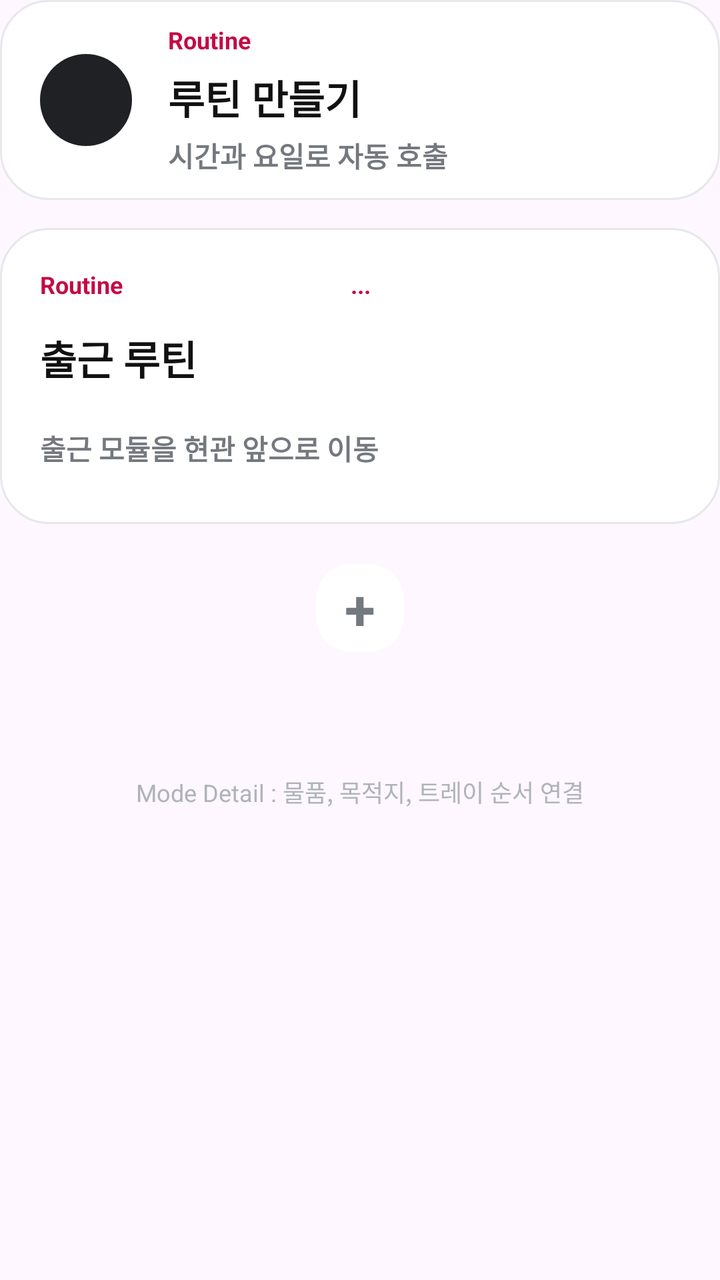
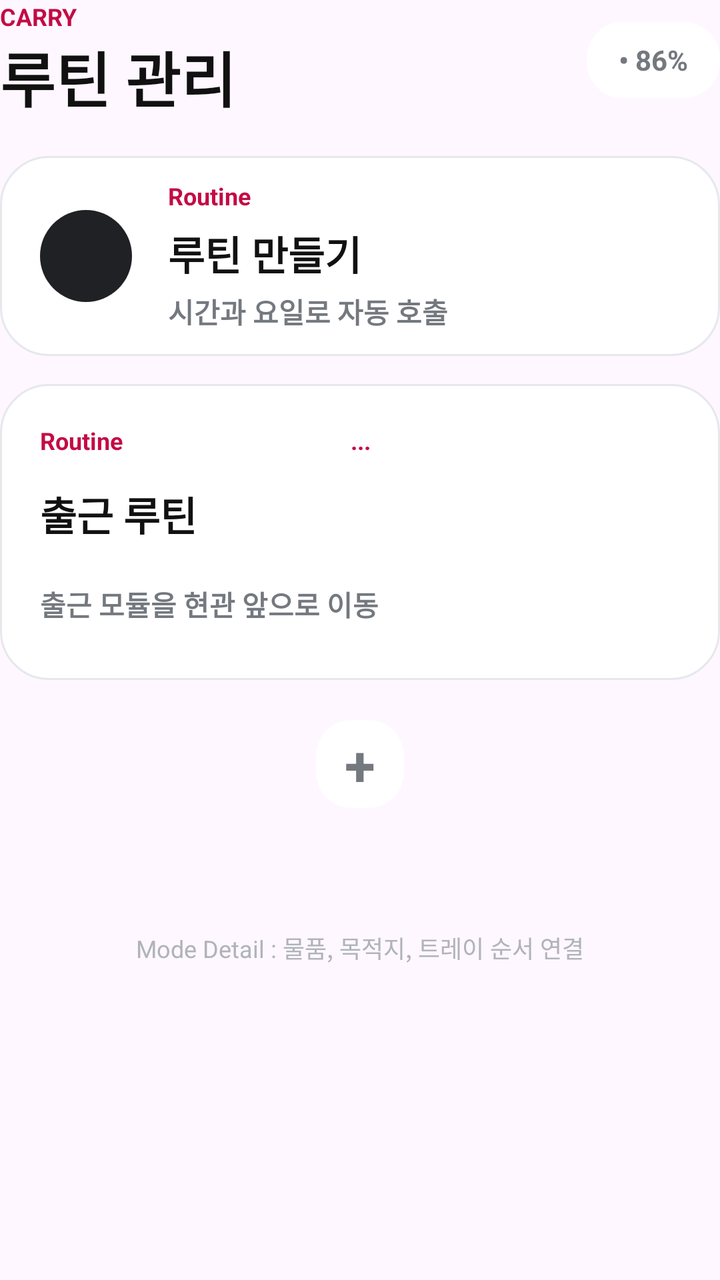

The first picture is an Android layout as it rendered before a commit; the second is the same layout after the commit. The layout source and the unified diff follow.
<!-- AndroidManifest.xml: application theme Theme.DX_carry -->
<!-- res/layout/screen_routine.xml -->
<?xml version="1.0" encoding="utf-8"?>
<LinearLayout xmlns:android="http://schemas.android.com/apk/res/android"
    android:layout_width="match_parent"
    android:layout_height="wrap_content"
    android:layout_marginTop="18dp"
    android:orientation="vertical">

    <LinearLayout
        android:layout_width="match_parent"
        android:layout_height="100dp"
        android:background="@drawable/bg_card"
        android:gravity="center_vertical"
        android:orientation="horizontal"
        android:paddingStart="20dp"
        android:paddingEnd="20dp">

        <TextView
            android:layout_width="46dp"
            android:layout_height="46dp"
            android:background="@drawable/bg_circle_dark" />

        <LinearLayout
            android:layout_width="0dp"
            android:layout_height="wrap_content"
            android:layout_marginStart="18dp"
            android:layout_weight="1"
            android:orientation="vertical">

            <TextView
                android:layout_width="wrap_content"
                android:layout_height="wrap_content"
                android:text="Routine"
                android:textColor="#C30B45"
                android:textSize="12sp"
                android:textStyle="bold" />

            <TextView
                android:layout_width="wrap_content"
                android:layout_height="wrap_content"
                android:layout_marginTop="6dp"
                android:text="루틴 만들기"
                android:textColor="#111111"
                android:textSize="20sp"
                android:textStyle="bold" />

            <TextView
                android:layout_width="wrap_content"
                android:layout_height="wrap_content"
                android:layout_marginTop="4dp"
                android:text="시간과 요일로 자동 호출"
                android:textColor="#74787F"
                android:textSize="14sp"
                android:textStyle="bold" />
        </LinearLayout>
    </LinearLayout>

    <LinearLayout
        android:layout_width="match_parent"
        android:layout_height="148dp"
        android:layout_marginTop="14dp"
        android:background="@drawable/bg_card"
        android:orientation="vertical"
        android:padding="20dp">

        <TextView
            android:layout_width="match_parent"
            android:layout_height="wrap_content"
            android:text="Routine                                      ..."
            android:textColor="#C30B45"
            android:textSize="12sp"
            android:textStyle="bold" />

        <TextView
            android:layout_width="wrap_content"
            android:layout_height="wrap_content"
            android:layout_marginTop="14dp"
            android:text="출근 루틴"
            android:textColor="#111111"
            android:textSize="20sp"
            android:textStyle="bold" />

        <TextView
            android:layout_width="wrap_content"
            android:layout_height="wrap_content"
            android:layout_marginTop="20dp"
            android:text="출근 모듈을 현관 앞으로 이동"
            android:textColor="#74787F"
            android:textSize="14sp"
            android:textStyle="bold" />
    </LinearLayout>

    <TextView
        android:layout_width="44dp"
        android:layout_height="44dp"
        android:layout_gravity="center_horizontal"
        android:layout_marginTop="20dp"
        android:background="@drawable/bg_pill"
        android:gravity="center"
        android:text="+"
        android:textColor="#74787F"
        android:textSize="28sp"
        android:textStyle="bold" />

    <TextView
        android:layout_width="match_parent"
        android:layout_height="72dp"
        android:layout_marginTop="34dp"
        android:gravity="center"
        android:text="Mode Detail : 물품, 목적지, 트레이 순서 연결"
        android:textColor="#B0B3BA"
        android:textSize="12sp" />
</LinearLayout>
<!-- resources referenced by this layout -->
<resources>
  <!-- drawable bg_card (drawable) -->
  <?xml version="1.0" encoding="utf-8"?>
  <shape xmlns:android="http://schemas.android.com/apk/res/android">
      <solid android:color="#FFFFFF" />
      <corners android:radius="24dp" />
      <stroke
          android:width="1dp"
          android:color="#E6E8EC" />
  </shape>
  <!-- drawable bg_circle_dark (drawable) -->
  <?xml version="1.0" encoding="utf-8"?>
  <shape xmlns:android="http://schemas.android.com/apk/res/android"
      android:shape="oval">
      <solid android:color="#202124" />
  </shape>
  <!-- drawable bg_pill (drawable) -->
  <?xml version="1.0" encoding="utf-8"?>
  <shape xmlns:android="http://schemas.android.com/apk/res/android">
      <solid android:color="#FFFFFF" />
      <corners android:radius="18dp" />
  </shape>
  <style name="Theme.DX_carry" parent="Base.Theme.DX_carry" />
  <style name="Base.Theme.DX_carry" parent="Theme.Material3.DayNight.NoActionBar">
          
          
      </style>
</resources>

<!-- the commit's change to res/layout/screen_routine.xml (unified diff, before → after) -->
@@ -2,8 +2,50 @@
 <LinearLayout xmlns:android="http://schemas.android.com/apk/res/android"
     android:layout_width="match_parent"
     android:layout_height="wrap_content"
-    android:layout_marginTop="18dp"
     android:orientation="vertical">
+
+    <LinearLayout
+        android:layout_width="match_parent"
+        android:layout_height="wrap_content"
+        android:layout_marginBottom="18dp"
+        android:gravity="center_vertical"
+        android:orientation="horizontal">
+
+        <LinearLayout
+            android:layout_width="0dp"
+            android:layout_height="wrap_content"
+            android:layout_weight="1"
+            android:orientation="vertical">
+
+            <TextView
+                android:layout_width="wrap_content"
+                android:layout_height="wrap_content"
+                android:text="CARRY"
+                android:textColor="#C30B45"
+                android:textSize="12sp"
+                android:textStyle="bold" />
+
+            <TextView
+                android:layout_width="wrap_content"
+                android:layout_height="wrap_content"
+                android:text="루틴 관리"
+                android:textColor="#111111"
+                android:textSize="30sp"
+                android:textStyle="bold" />
+        </LinearLayout>
+
+        <TextView
+            android:layout_width="wrap_content"
+            android:layout_height="38dp"
+            android:background="@drawable/bg_pill"
+            android:gravity="center"
+            android:paddingStart="16dp"
+            android:paddingEnd="16dp"
+            android:text="• 86%"
+            android:textColor="#74787F"
+            android:textSize="14sp"
+            android:textStyle="bold" />
+    </LinearLayout>
 
     <LinearLayout
         android:layout_width="match_parent"
